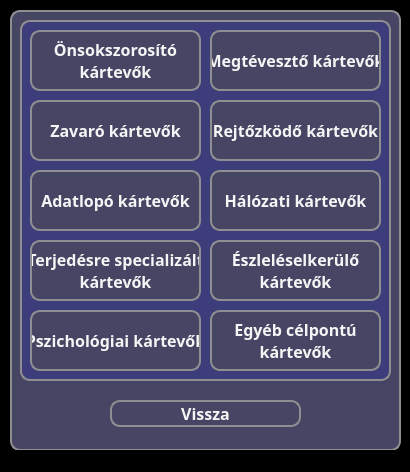
Before: the Qt Designer form src/main/resources/ui/green/greenChooseLearning.ui in pkristof1999/Szakdolgozat, drawn with Qt 5.
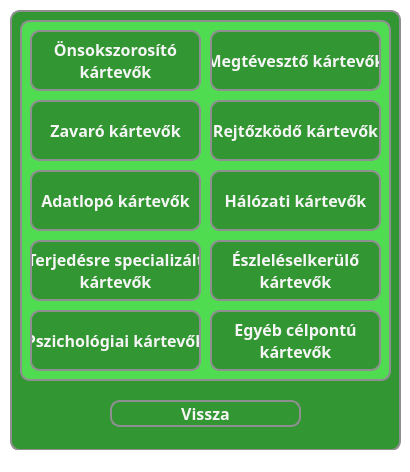
After: the same form once the commit is applied.

```diff
--- a/src/main/resources/ui/green/greenChooseLearning.ui
+++ b/src/main/resources/ui/green/greenChooseLearning.ui
@@ -15,7 +15,7 @@
   </property>
   <property name="styleSheet">
    <string notr="true">* {
-	background-color: black;
+	background-color: white;
 }</string>
   </property>
   <widget class="QWidget" name="centralwidget">
@@ -30,7 +30,7 @@
     </property>
     <property name="styleSheet">
      <string notr="true">* {
-	background-color: rgb(70, 70, 100);
+	background-color: rgb(50, 150, 50);
 	border: 2px solid #8f8f91;
 	border-radius: 10px;
 	color: white;
@@ -56,7 +56,7 @@
      </property>
      <property name="styleSheet">
       <string notr="true">* {
-	background-color: rgb(70, 70, 100);
+	background-color:  rgb(50, 150, 50);
 	color: whitesmoke;
 }
 
@@ -80,7 +80,7 @@
      </property>
      <property name="styleSheet">
       <string notr="true">* {
-	background-color: #3d3d7b;
+	background-color: rgb(80, 220, 80);
 	border: 2px solid #8f8f91;
 	border-radius: 10px;
 	color: white;
@@ -106,7 +106,7 @@
       </property>
       <property name="styleSheet">
        <string notr="true">* {
-	background-color: rgb(70, 70, 100);
+	background-color:  rgb(50, 150, 50);
 	color: whitesmoke;
 }
 
@@ -138,7 +138,7 @@
       </property>
       <property name="styleSheet">
        <string notr="true">* {
-	background-color: rgb(70, 70, 100);
+	background-color:  rgb(50, 150, 50);
 	color: whitesmoke;
 }
 
@@ -169,7 +169,7 @@
       </property>
       <property name="styleSheet">
        <string notr="true">* {
-	background-color: rgb(70, 70, 100);
+	background-color:  rgb(50, 150, 50);
 	color: whitesmoke;
 }
 
@@ -200,7 +200,7 @@
       </property>
       <property name="styleSheet">
        <string notr="true">* {
-	background-color: rgb(70, 70, 100);
+	background-color:  rgb(50, 150, 50);
 	color: whitesmoke;
 }
 
@@ -231,7 +231,7 @@
       </property>
       <property name="styleSheet">
        <string notr="true">* {
-	background-color: rgb(70, 70, 100);
+	background-color:  rgb(50, 150, 50);
 	color: whitesmoke;
 }
 
@@ -262,7 +262,7 @@
       </property>
       <property name="styleSheet">
        <string notr="true">* {
-	background-color: rgb(70, 70, 100);
+	background-color:  rgb(50, 150, 50);
 	color: whitesmoke;
 }
 
@@ -293,7 +293,7 @@
       </property>
       <property name="styleSheet">
        <string notr="true">* {
-	background-color: rgb(70, 70, 100);
+	background-color:  rgb(50, 150, 50);
 	color: whitesmoke;
 }
 
@@ -325,7 +325,7 @@
       </property>
       <property name="styleSheet">
        <string notr="true">* {
-	background-color: rgb(70, 70, 100);
+	background-color:  rgb(50, 150, 50);
 	color: whitesmoke;
 }
 
@@ -357,7 +357,7 @@
       </property>
       <property name="styleSheet">
        <string notr="true">* {
-	background-color: rgb(70, 70, 100);
+	background-color:  rgb(50, 150, 50);
 	color: whitesmoke;
 }
 
@@ -388,7 +388,7 @@
       </property>
       <property name="styleSheet">
        <string notr="true">* {
-	background-color: rgb(70, 70, 100);
+	background-color:  rgb(50, 150, 50);
 	color: whitesmoke;
 }
 
```
Left out of the diff: 22 changed lines with no effect on the pictures.
